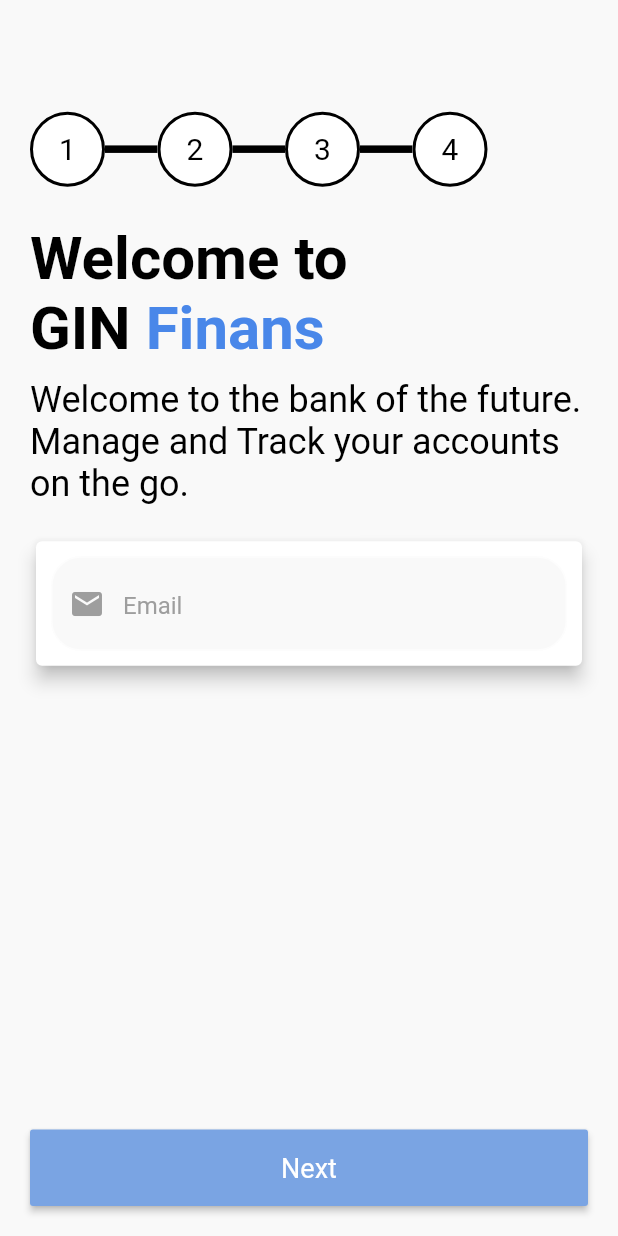
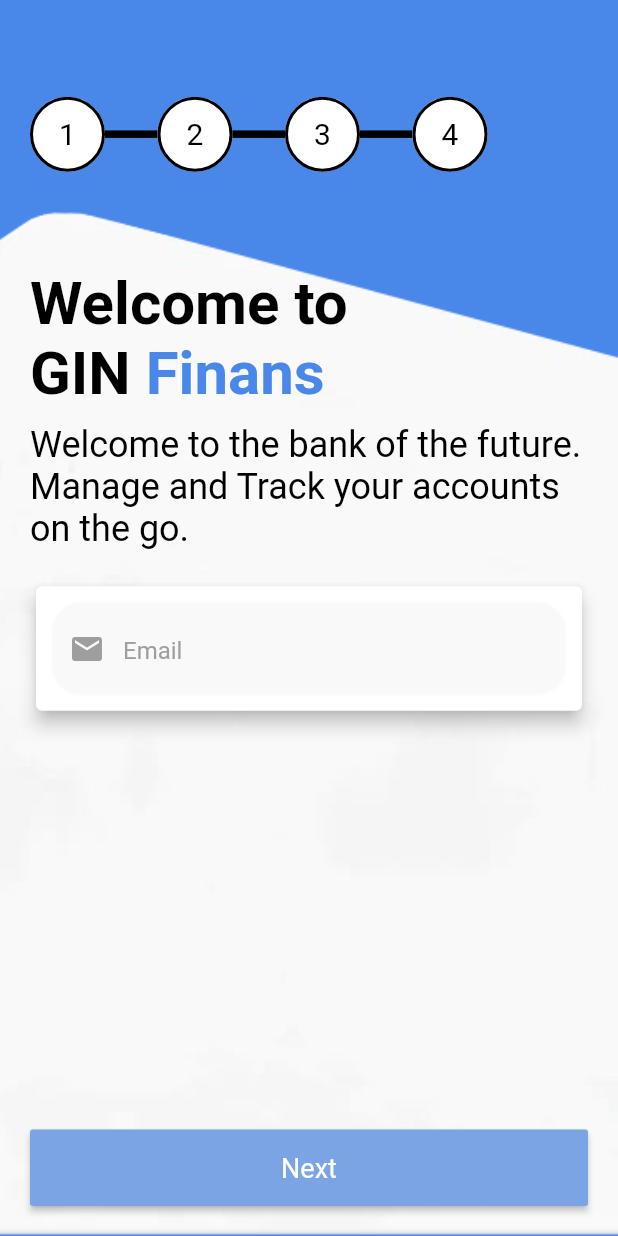
Before and after one commit to kalpeshwadekar97/gin-finance, a Flutter app: the screen it shows after launch, on a phone screen of 412 x 824 dp. Run offline on Flutter 3.47's test engine with Material 2 defaults, Android fonts, the phone set to English and light mode, and no system bars.

Commit message:
welcome page background image added

```diff
--- a/lib/ui/screens/welcome_screen.dart
+++ b/lib/ui/screens/welcome_screen.dart
@@ -18,17 +18,25 @@ class _WelcomeScreenState extends State<WelcomeScreen> {
   Widget build(BuildContext context) {
     return Container(
       color: Theme.of(context).primaryColor,
-      child: Container(
-        color: Color(ColorPalette.BACKGROUND_WHITE),
-        padding: EdgeInsets.only(left: 20, right: 20, bottom: 20, top: 50),
       child: Stack(
         children: <Widget>[
+          Image(
+            image: AssetImage('images/main_background.png'),
+            fit: BoxFit.cover,
+            height: double.infinity,
+            width: double.infinity,
+            alignment: Alignment.center,
+          ),
           SingleChildScrollView(
+            child: Padding(
+              padding: EdgeInsets.all(20.0),
               child: Column(
                 crossAxisAlignment: CrossAxisAlignment.start,
                 children: <Widget>[
+                  Padding(padding: EdgeInsets.only(bottom: 20.0)),
                   StateProgressBar(
                       Constants.totalStateCount, Constants.welcomePageState),
+                  Padding(padding: EdgeInsets.only(bottom: 40.0)),
                   _getWelcomeText(),
                   Padding(padding: EdgeInsets.only(bottom: 10.0)),
                   _getWelcomeSubTitle(),
@@ -38,12 +46,12 @@ class _WelcomeScreenState extends State<WelcomeScreen> {
                 ],
               ),
             ),
+          ),
           Align(
             alignment: Alignment.bottomCenter,
             child: _getNextButton(),
           )
         ],
-        ),
       ),
     );
   }
@@ -58,7 +66,9 @@ class _WelcomeScreenState extends State<WelcomeScreen> {
   }
 
   _validateEmail(email) {
-    if(!RegExp(r"^[a-zA-Z0-9.a-zA-Z0-9.!#$%&'*+-/=?^_`{|}~]+@[a-zA-Z0-9]+\.[a-zA-Z]+").hasMatch(email)){
+    if (!RegExp(
+            r"^[a-zA-Z0-9.a-zA-Z0-9.!#$%&'*+-/=?^_`{|}~]+@[a-zA-Z0-9]+\.[a-zA-Z]+")
+        .hasMatch(email)) {
       return "Please provide valid email address";
     }
   }
@@ -109,7 +119,9 @@ class _WelcomeScreenState extends State<WelcomeScreen> {
   }
 
   _getNextButton() {
-    return SizedBox(
+    return Container(
+      padding: EdgeInsets.all(20.0),
+      child: SizedBox(
         width: MediaQuery.of(context).size.width,
         child: RaisedButton(
           color: Color(ColorPalette.BUTTON_COLOR),
@@ -119,11 +131,12 @@ class _WelcomeScreenState extends State<WelcomeScreen> {
             style: Theme.of(context).textTheme.button,
           ),
           onPressed: () {
-          if(_validate()) {
+            if (_validate()) {
               Navigator.pushNamed(context, Strings.ROUTE_REGISTRATION);
             }
           },
         ),
+      ),
     );
   }
 }
--- a/pubspec.yaml
+++ b/pubspec.yaml
@@ -41,9 +41,8 @@ flutter:
   uses-material-design: true
 
   # To add assets to your application, add an assets section, like this:
-  # assets:
-  #  - images/a_dot_burr.jpeg
-  #  - images/a_dot_ham.jpeg
+  assets:
+   - images/main_background.png
 
   # An image asset can refer to one or more resolution-specific "variants", see
   # https://flutter.dev/assets-and-images/#resolution-aware.
```
Also changed, not shown: images/main_background.png (added). Lines whose indentation alone changed are shown as unchanged.
